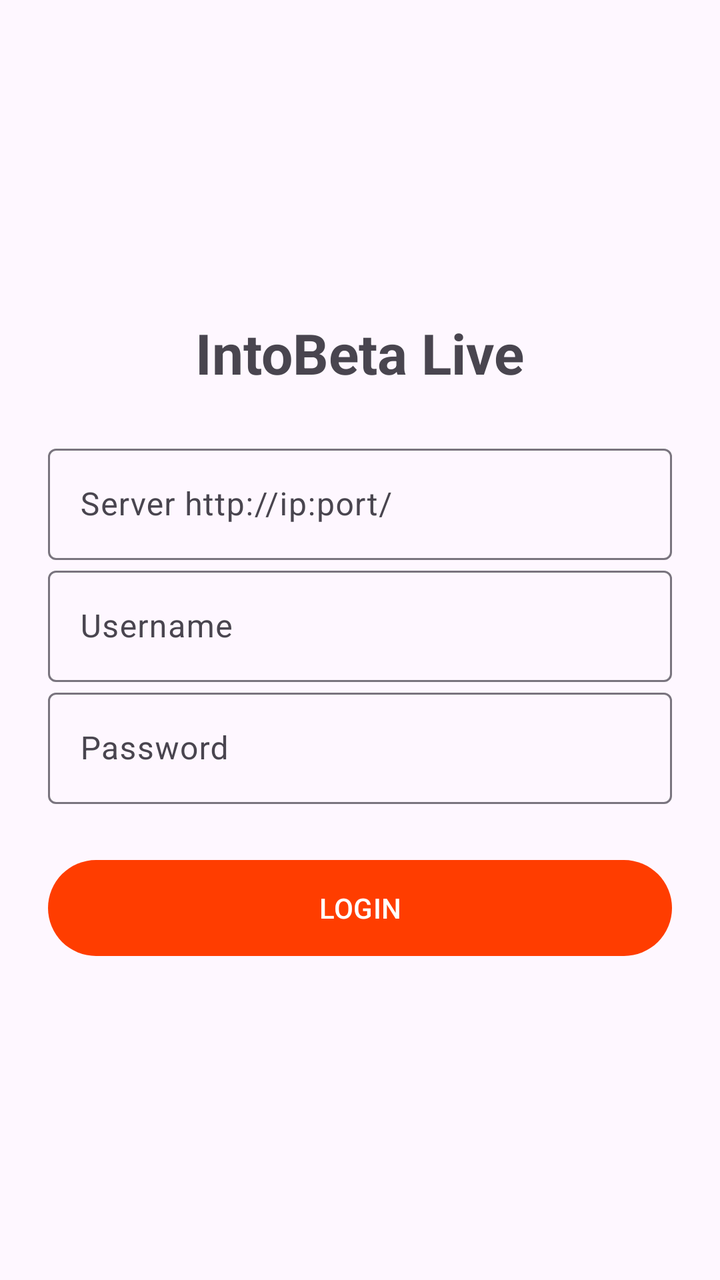
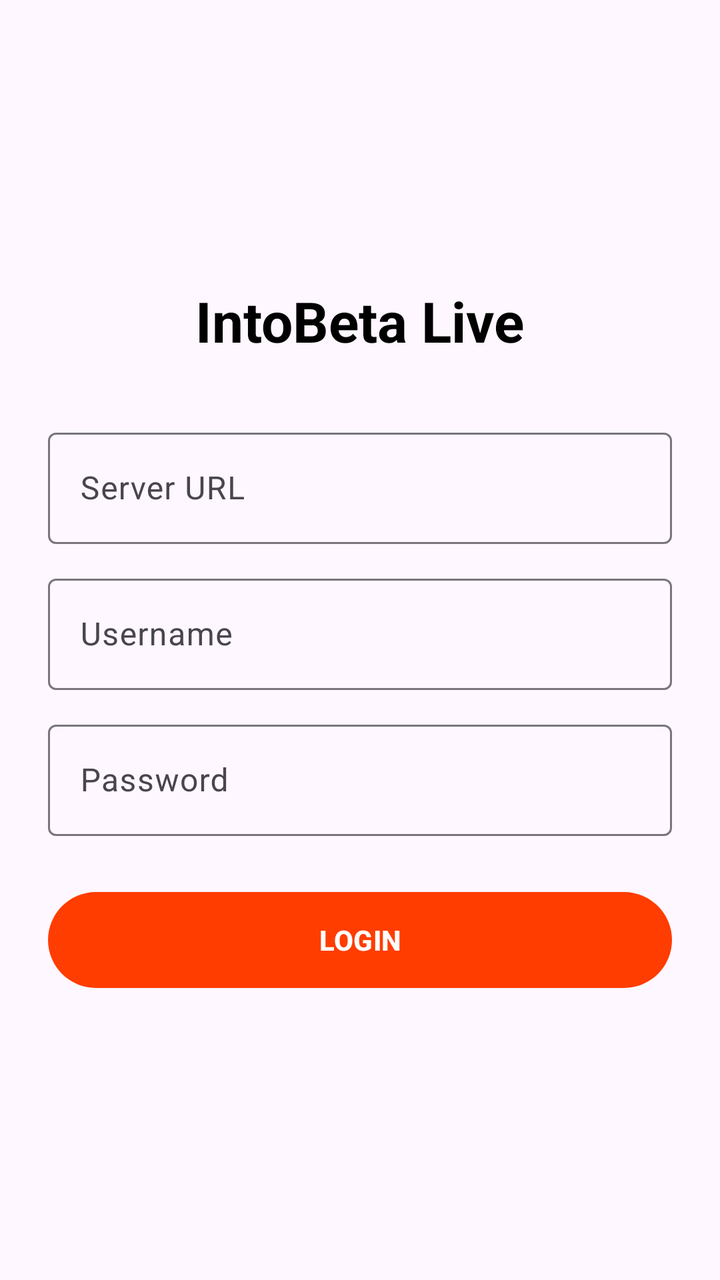

The first picture is an Android layout as it rendered before a commit; the second is the same layout after the commit. The layout source and the unified diff follow.
<!-- AndroidManifest.xml: application theme Theme.IntoBeta -->
<!-- res/layout/activity_login.xml -->
<?xml version="1.0" encoding="utf-8"?>
<LinearLayout xmlns:android="http://schemas.android.com/apk/res/android" android:orientation="vertical" android:padding="24dp" android:gravity="center" android:layout_width="match_parent" android:layout_height="match_parent">
<TextView android:text="IntoBeta Live" android:textSize="28sp" android:textStyle="bold" android:layout_width="wrap_content" android:layout_height="wrap_content"/>
<com.google.android.material.textfield.TextInputLayout android:layout_marginTop="24dp" android:layout_width="match_parent" android:layout_height="wrap_content"><com.google.android.material.textfield.TextInputEditText android:id="@+id/etServer" android:hint="Server http://ip:port/" android:layout_width="match_parent" android:layout_height="wrap_content"/></com.google.android.material.textfield.TextInputLayout>
<com.google.android.material.textfield.TextInputLayout android:layout_width="match_parent" android:layout_height="wrap_content"><com.google.android.material.textfield.TextInputEditText android:id="@+id/etUser" android:hint="Username" android:layout_width="match_parent" android:layout_height="wrap_content"/></com.google.android.material.textfield.TextInputLayout>
<com.google.android.material.textfield.TextInputLayout android:layout_width="match_parent" android:layout_height="wrap_content"><com.google.android.material.textfield.TextInputEditText android:id="@+id/etPass" android:hint="Password" android:inputType="textPassword" android:layout_width="match_parent" android:layout_height="wrap_content"/></com.google.android.material.textfield.TextInputLayout>
<Button android:id="@+id/btnLogin" android:text="LOGIN" android:layout_marginTop="24dp" android:layout_width="match_parent" android:layout_height="56dp"/>
</LinearLayout>
<!-- resources referenced by this layout -->
<resources>
  <style name="Theme.IntoBeta" parent="Theme.Material3.DayNight"><item name="colorPrimary">#FF3D00</item></style>
</resources>

<!-- the commit's change to res/layout/activity_login.xml (unified diff, before → after) -->
@@ -1,8 +1,66 @@
 <?xml version="1.0" encoding="utf-8"?>
-<LinearLayout xmlns:android="http://schemas.android.com/apk/res/android" android:orientation="vertical" android:padding="24dp" android:gravity="center" android:layout_width="match_parent" android:layout_height="match_parent">
-<TextView android:text="IntoBeta Live" android:textSize="28sp" android:textStyle="bold" android:layout_width="wrap_content" android:layout_height="wrap_content"/>
-<com.google.android.material.textfield.TextInputLayout android:layout_marginTop="24dp" android:layout_width="match_parent" android:layout_height="wrap_content"><com.google.android.material.textfield.TextInputEditText android:id="@+id/etServer" android:hint="Server http://ip:port/" android:layout_width="match_parent" android:layout_height="wrap_content"/></com.google.android.material.textfield.TextInputLayout>
-<com.google.android.material.textfield.TextInputLayout android:layout_width="match_parent" android:layout_height="wrap_content"><com.google.android.material.textfield.TextInputEditText android:id="@+id/etUser" android:hint="Username" android:layout_width="match_parent" android:layout_height="wrap_content"/></com.google.android.material.textfield.TextInputLayout>
-<com.google.android.material.textfield.TextInputLayout android:layout_width="match_parent" android:layout_height="wrap_content"><com.google.android.material.textfield.TextInputEditText android:id="@+id/etPass" android:hint="Password" android:inputType="textPassword" android:layout_width="match_parent" android:layout_height="wrap_content"/></com.google.android.material.textfield.TextInputLayout>
-<Button android:id="@+id/btnLogin" android:text="LOGIN" android:layout_marginTop="24dp" android:layout_width="match_parent" android:layout_height="56dp"/>
+<LinearLayout xmlns:android="http://schemas.android.com/apk/res/android"
+    android:layout_width="match_parent"
+    android:layout_height="match_parent"
+    android:gravity="center"
+    android:orientation="vertical"
+    android:padding="24dp">
+
+    <TextView
+        android:layout_width="wrap_content"
+        android:layout_height="wrap_content"
+        android:layout_marginBottom="32dp"
+        android:text="IntoBeta Live"
+        android:textColor="@android:color/black"
+        android:textSize="28sp"
+        android:textStyle="bold" />
+
+    <com.google.android.material.textfield.TextInputLayout
+        android:id="@+id/tilServer"
+        android:layout_width="match_parent"
+        android:layout_height="wrap_content"
+        android:hint="Server URL">
+
+        <com.google.android.material.textfield.TextInputEditText
+            android:id="@+id/etServer"
+            android:layout_width="match_parent"
+            android:layout_height="wrap_content"
+            android:inputType="textUri" />
+    </com.google.android.material.textfield.TextInputLayout>
+
+    <com.google.android.material.textfield.TextInputLayout
+        android:id="@+id/tilUser"
+        android:layout_width="match_parent"
+        android:layout_height="wrap_content"
+        android:layout_marginTop="12dp"
+        android:hint="Username">
+
+        <com.google.android.material.textfield.TextInputEditText
+            android:id="@+id/etUser"
+            android:layout_width="match_parent"
+            android:layout_height="wrap_content"
+            android:inputType="text" />
+    </com.google.android.material.textfield.TextInputLayout>
+
+    <com.google.android.material.textfield.TextInputLayout
+        android:id="@+id/tilPass"
+        android:layout_width="match_parent"
+        android:layout_height="wrap_content"
+        android:layout_marginTop="12dp"
+        android:hint="Password">
+
+        <com.google.android.material.textfield.TextInputEditText
+            android:id="@+id/etPass"
+            android:layout_width="match_parent"
+            android:layout_height="wrap_content"
+            android:inputType="textPassword" />
+    </com.google.android.material.textfield.TextInputLayout>
+
+    <Button
+        android:id="@+id/btnLogin"
+        android:layout_width="match_parent"
+        android:layout_height="56dp"
+        android:layout_marginTop="24dp"
+        android:text="LOGIN"
+        android:textStyle="bold" />
 </LinearLayout>
<!-- resource entries referenced after the edit -->
@@ -1,5 +1,7 @@
 <!-- resources referenced by this layout -->
 <resources>
-  <style name="Theme.IntoBeta" parent="Theme.Material3.DayNight"><item name="colorPrimary">#FF3D00</item></style>
+  <style name="Theme.IntoBeta" parent="Theme.Material3.DayNight">
+          <item name="colorPrimary">#FF3D00</item>
+      </style>
 </resources>
 
